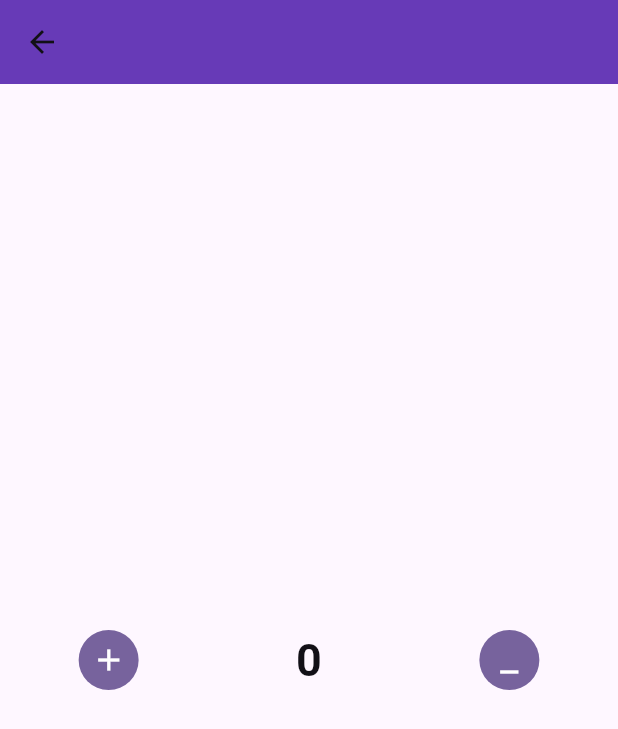
After one commit to siddharth7247/flutter-demo, a Flutter app: the CounterScreen screen opened by its route, on a phone screen of 412 x 824 dp. The commit adds this screen. Shown: the top 729 px of the screen. Run offline on Flutter 3.47's test engine with Material 3 defaults, Android fonts, the phone set to English and light mode, and no system bars; our stand-ins replace bloc, dio, flutter_bloc, hive, hive_flutter, image_picker and 4 more; missing offline and left inert: collapsible_sidebar; accounts and stored records are empty.

Commit message:
Counter App Crated using bloc

```diff
--- /dev/null
+++ b/lib/bloc/counter app/bloc/counter_bloc.dart
@@ -0,0 +1,36 @@
+import 'dart:async';
+import 'package:bloc/bloc.dart';
+import 'package:meta/meta.dart';
+
+part 'counter_event.dart';
+part 'counter_state.dart';
+
+class CounterBloc extends Bloc<CounterEvent, CounterState> {
+  CounterBloc() : super(CounterInitial()) {
+    on<IncrementEvent>(Increment);
+    on<DecrementEvent>(Decrement);
+    on<ShowSnakbarEvent>(ShowSnakbar);
+    on<CurrentEvent>(CurrentValue);
+  }
+
+  int counter = 0;
+  FutureOr<void> Increment(IncrementEvent event, Emitter<CounterState> emit) {
+    counter = counter + 1;
+    emit(UpdateValueState(value: counter));
+  }
+
+
+
+  FutureOr<void> Decrement(DecrementEvent event, Emitter<CounterState> emit) {
+    counter = counter - 1;
+    emit(UpdateValueState(value: counter));
+  }
+
+  FutureOr<void> ShowSnakbar(ShowSnakbarEvent event, Emitter<CounterState> emit) {
+    emit(ShowSnakbarActionState());
+  }
+
+  FutureOr<void> CurrentValue(CurrentEvent event, Emitter<CounterState> emit) {
+    emit(CurrentValueState(value: counter));
+  }
+}
--- /dev/null
+++ b/lib/bloc/counter app/bloc/counter_event.dart
@@ -0,0 +1,12 @@
+part of 'counter_bloc.dart';
+
+@immutable
+sealed class CounterEvent {}
+
+class IncrementEvent extends CounterEvent{}
+
+class DecrementEvent extends CounterEvent{}
+
+class CurrentEvent extends CounterEvent{}
+
+class ShowSnakbarEvent extends CounterEvent{}
--- /dev/null
+++ b/lib/bloc/counter app/bloc/counter_state.dart
@@ -0,0 +1,20 @@
+part of 'counter_bloc.dart';
+
+@immutable
+sealed class CounterState {}
+
+final class CounterInitial extends CounterState {}
+
+abstract class CounterActionState extends CounterState{}
+
+class ShowSnakbarActionState extends CounterActionState{}
+
+class UpdateValueState extends CounterState{
+  final int value;
+  UpdateValueState({required this.value});
+}
+
+class CurrentValueState extends CounterState{
+  final int value;
+  CurrentValueState({required this.value});
+}
--- /dev/null
+++ b/lib/bloc/counter app/counter ui/counter_screen.dart
@@ -0,0 +1,112 @@
+import 'package:flutter/material.dart';
+import 'package:flutter_bloc/flutter_bloc.dart';
+import 'package:flutter_demo/bloc/counter%20app/bloc/counter_bloc.dart';
+
+class CounterScreen extends StatefulWidget {
+  const CounterScreen({super.key});
+
+  @override
+  State<CounterScreen> createState() => _CounterScreenState();
+}
+
+class _CounterScreenState extends State<CounterScreen> {
+  CounterBloc counterBloc = CounterBloc();
+  @override
+  Widget build(context) {
+    return BlocProvider(
+      create: (context) => CounterBloc(),
+      child: Scaffold(
+        appBar: AppBar(
+          title: const Text("Counter app"),
+        ),
+        body: Column(
+          mainAxisAlignment: MainAxisAlignment.center,
+          children: [
+            Row(
+              mainAxisAlignment: MainAxisAlignment.spaceAround,
+              children: [
+                CircleAvatar(
+                  child: IconButton(
+                    onPressed: () {
+                      if (counterBloc.counter >= 10) {
+                        counterBloc.add(ShowSnakbarEvent());
+                        counterBloc.add(CurrentEvent());
+                      } else {
+                        counterBloc.add(IncrementEvent());
+                      }
+                    },
+                    icon: const Icon(Icons.add),
+                  ),
+                ),
+                BlocBuilder<CounterBloc, CounterState>(
+                  bloc: counterBloc,
+                  builder: (context, state) {
+                    if (state is CounterInitial) {
+                      return _counter(counterBloc.counter);
+                    }
+                    if (state is UpdateValueState) {
+                      return _counter(state.value);
+                    }
+                    if(state is CurrentValueState){
+                      return _counter(state.value);
+                    }
+                    return Container();
+                  },
+                ),
+                CircleAvatar(
+                  child: IconButton(
+                    onPressed: () {
+                      if (counterBloc.counter <= 0) {
+                        counterBloc.add(ShowSnakbarEvent());
+                        counterBloc.add(CurrentEvent());
+                      } else {
+                        counterBloc.add(DecrementEvent());
+                      }
+                    },
+                    icon: const Icon(Icons.minimize),
+                  ),
+                ),
+              ],
+            ),
+            BlocListener<CounterBloc, CounterState>(
+              bloc: counterBloc,
+              listener: (context, state) {
+                if (state is ShowSnakbarActionState) {
+                  if (counterBloc.counter >= 10) {
+                    Snakbar.show(context, "Reached Maximum Limit", true);
+                  } else {
+                    Snakbar.show(context, "Reached Minimum Limit", false);
+                  }
+                }
+              },
+              child: Container(),
+            )
+          ],
+        ),
+      ),
+    );
+  }
+}
+
+Widget _counter(int counter) {
+  return Center(
+    child: Text(
+      counter.toString(),
+      style: const TextStyle(fontSize: 30, fontWeight: FontWeight.bold),
+    ),
+  );
+}
+
+class Snakbar {
+  final String message;
+  final bool isError;
+  Snakbar({required this.message, required this.isError});
+  static show(BuildContext context, String message, bool isError) {
+    ScaffoldMessenger.of(context).showSnackBar(
+      SnackBar(
+        content: Text(message),
+        backgroundColor: isError ? Colors.red.shade400 : Colors.green.shade400,
+      ),
+    );
+  }
+}
--- a/lib/main.dart
+++ b/lib/main.dart
@@ -1,6 +1,7 @@
 import 'package:flutter/material.dart';
 import 'package:flutter_demo/animation/implicit_animation_demo.dart';
 import 'package:flutter_demo/api/api_demo.dart';
+import 'package:flutter_demo/bloc/counter%20app/counter%20ui/counter_screen.dart';
 import 'package:flutter_demo/dio-http/image_upload_demo.dart';
 import 'package:flutter_demo/hive/hive_demo_screen.dart';
 import 'package:flutter_demo/models/userModel.dart';
@@ -124,6 +125,7 @@ class _MyAppState extends State<MyApp> {
             '/animation': (context) => const ImplicitAnimationDemo(),
             '/responsiveDesingDemo': (context) => const ResponsiveDesignIndex(),
             '/sliversDemo': (context) => const SliverTaskDemo(),
+            '/blocDemo':(context) => const CounterScreen(),
           },
         );
       },
--- a/lib/slivers/sliver_demo.dart
+++ b/lib/slivers/sliver_demo.dart
@@ -35,6 +35,7 @@ class _MyCustomScrollViewState extends State<MyCustomScrollView> {
   @override
   Widget build(BuildContext context) {
     return Scaffold(
+      backgroundColor: Colors.white,
       appBar: AppBar(title: const Text('CustomScrollView Example')),
       floatingActionButton: Column(
         mainAxisSize: MainAxisSize.min,
--- a/pubspec.yaml
+++ b/pubspec.yaml
@@ -47,6 +47,9 @@ dependencies:
   dio: ^5.7.0
   image_picker: ^1.1.2
   collapsible_sidebar: ^2.0.7
+  bloc: ^8.1.4
+  flutter_bloc: ^8.1.6
+
 
 dev_dependencies:
   flutter_test:
```
Also changed, not shown: lib/home_screen.dart (+29 -11 lines), lib/slivers/freelancer_details.dart (+110 -144 lines), lib/slivers/sliver_task_demo.dart (+53 -181 lines), pubspec.lock.
